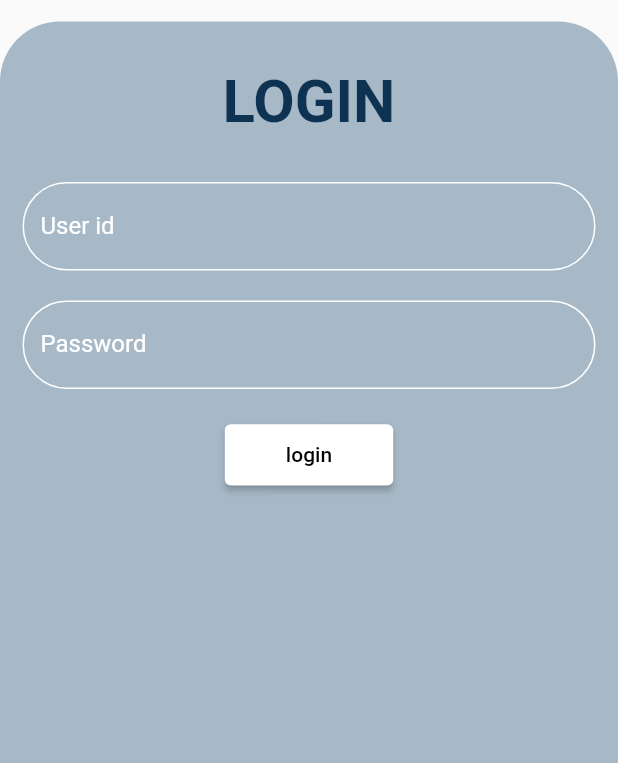
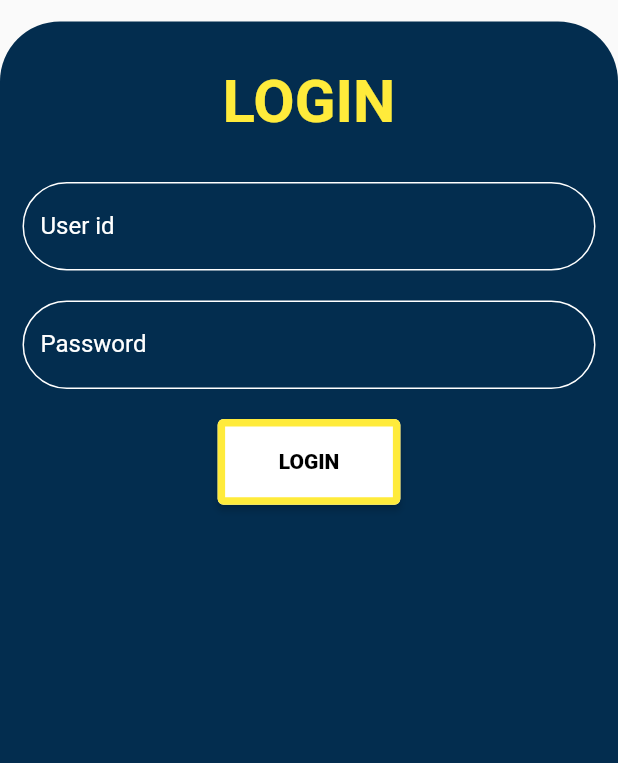
Before and after one commit to adnan-vk/EXP_INC_MINI, a Flutter app: the screen it shows after launch, on a phone screen of 412 x 824 dp, the part 473-1236 px from its top. Run offline on Flutter 3.47's test engine with Material 2 defaults, Android fonts, the phone set to English and light mode, and no system bars; our stand-ins replace fl_chart, google_nav_bar, shared_preferences.

Commit message:
complete ui

```diff
--- a/lib/screens/login.dart
+++ b/lib/screens/login.dart
@@ -48,7 +48,7 @@ class _LoginState extends State<Login> {
                 height: height*0.6,
                 width: width * 1,
                 decoration: const BoxDecoration(
-                  color: Color.fromARGB(255, 167, 185, 199),
+                  color: Color.fromARGB(255, 3, 45, 79),
                   borderRadius: BorderRadius.only(
                     topLeft: Radius.circular(40),
                     topRight: Radius.circular(40),
@@ -65,7 +65,7 @@ class _LoginState extends State<Login> {
                       child: Column(
                         children: [
                           const Text('LOGIN',style: TextStyle(fontSize: 40,fontWeight: FontWeight.w700,
-                          color: Color.fromARGB(255, 14, 51, 82))),
+                          color: Colors.yellow)),
                           const SizedBox(height: 30,),
                           TextFormField(
                             style: const TextStyle(color: Colors.white),
@@ -77,6 +77,7 @@ class _LoginState extends State<Login> {
                               ),
                               focusedBorder: OutlineInputBorder(
                                 borderRadius: BorderRadius.circular(30),
+                                borderSide: const BorderSide(color: Colors.white)
                               ),
                               labelText: "User id",labelStyle: const TextStyle(color: Colors.white)
                             ),
@@ -102,7 +103,8 @@ class _LoginState extends State<Login> {
                                 borderRadius: BorderRadius.circular(30)
                               ),
                               focusedBorder: OutlineInputBorder(
-                                borderRadius: BorderRadius.circular(30)
+                                borderRadius: BorderRadius.circular(30),
+                                borderSide: const BorderSide(color: Colors.white)
                               ),
                               labelText: "Password",labelStyle: const TextStyle(color: Colors.white),
                             ),
@@ -118,6 +120,7 @@ class _LoginState extends State<Login> {
                           ElevatedButton(
                             style: const ButtonStyle(
                               backgroundColor: MaterialStatePropertyAll(Colors.white),
+                              side: MaterialStatePropertyAll(BorderSide(width: 5,color: Colors.yellow))
                             ),
                             onPressed: (){
                               if(_formKey.currentState!.validate()){
@@ -126,10 +129,10 @@ class _LoginState extends State<Login> {
                             },
                           child: Padding(
                             padding:  EdgeInsets.symmetric(
-                              vertical: width*0.03,
+                              vertical: width*0.05,
                               horizontal: height*0.03
                             ),
-                            child: const Text('login',style: TextStyle(color: Colors.black),),
+                            child: const Text('LOGIN',style: TextStyle(color: Colors.black,fontWeight: FontWeight.w900),),
                           ))
                         ],
                       ),
```
